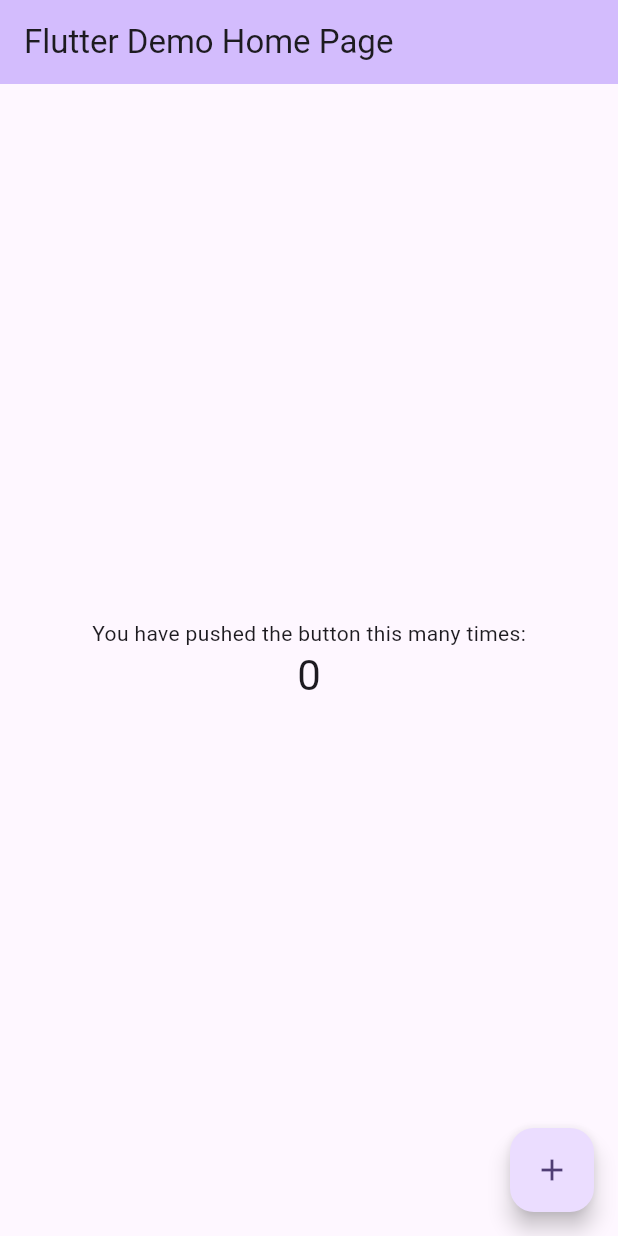
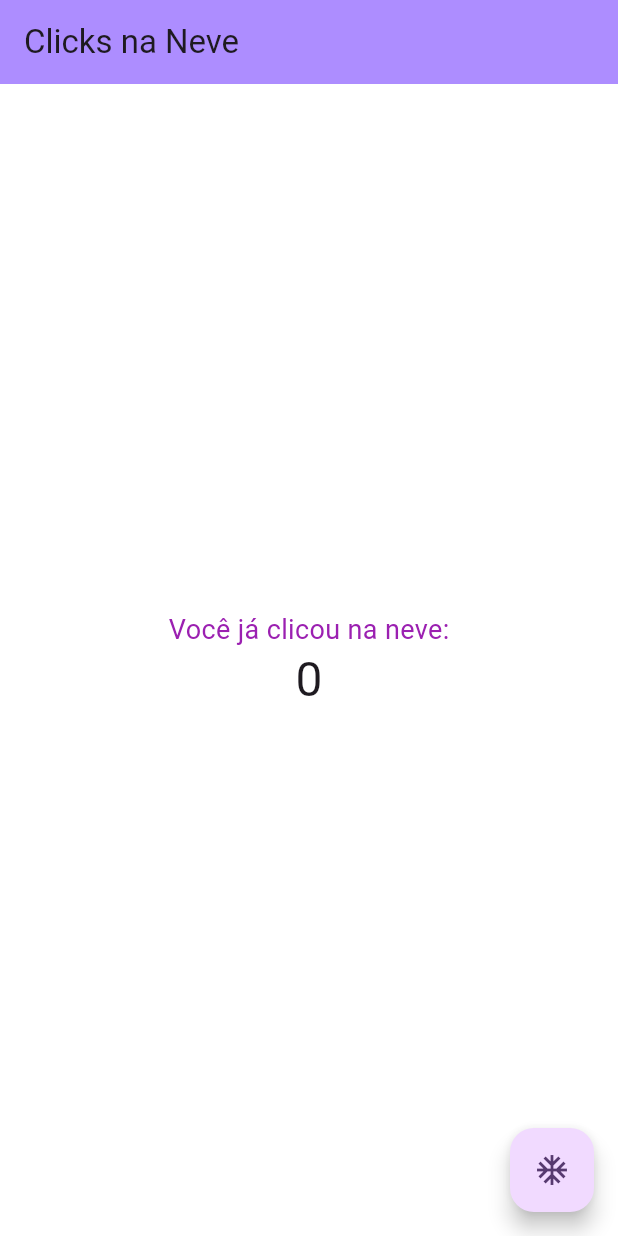
Before and after one commit to isaolvreira/meuappflutter, a Flutter app: the screen it shows after launch, on a phone screen of 412 x 824 dp. Run offline on Flutter 3.47's test engine with Material 2 defaults, Android fonts, the phone set to English and light mode, and no system bars.

Commit message:
Subindo alterações pro repositório

```diff
--- a/lib/main.dart
+++ b/lib/main.dart
@@ -28,10 +28,10 @@ class MyApp extends StatelessWidget {
         //
         // This works for code too, not just values: Most code changes can be
         // tested with just a hot reload.
-        colorScheme: ColorScheme.fromSeed(seedColor: Colors.deepPurple),
+        colorScheme: ColorScheme.fromSeed(seedColor: Color.fromARGB(255, 165, 59, 251)),
         useMaterial3: true,
       ),
-      home: const MyHomePage(title: 'Flutter Demo Home Page'),
+      home: const MyHomePage(title: 'Clicks na Neve'),
     );
   }
 }
@@ -55,6 +55,7 @@ class MyHomePage extends StatefulWidget {
 }
 
 class _MyHomePageState extends State<MyHomePage> {
+  List<String> listaProdutos = [];
   int _counter = 0;
 
   void _incrementCounter() {
@@ -70,26 +71,37 @@ class _MyHomePageState extends State<MyHomePage> {
 
   @override
   Widget build(BuildContext context) {
-    // This method is rerun every time setState is called, for instance as done
+
+
+   // This method is rerun every time setState is called, for instance as done
     // by the _incrementCounter method above.
     //
     // The Flutter framework has been optimized to make rerunning build methods
     // fast, so that you can just rebuild anything that needs updating rather
     // than having to individually change instances of widgets.
     return Scaffold(
+      backgroundColor: Color.fromARGB(255, 255, 255, 255),
+
       appBar: AppBar(
+
+
         // TRY THIS: Try changing the color here to a specific color (to
         // Colors.amber, perhaps?) and trigger a hot reload to see the AppBar
         // change color while the other colors stay the same.
-        backgroundColor: Theme.of(context).colorScheme.inversePrimary,
+        backgroundColor: Color.fromRGBO(173, 141, 255, 1),
         // Here we take the value from the MyHomePage object that was created by
         // the App.build method, and use it to set our appbar title.
         title: Text(widget.title),
+
       ),
       body: Center(
+
+
         // Center is a layout widget. It takes a single child and positions it
         // in the middle of the parent.
         child: Column(
+
+
           // Column is also a layout widget. It takes a list of children and
           // arranges them vertically. By default, it sizes itself to fit its
           // children horizontally, and tries to be as tall as its parent.
@@ -106,11 +118,13 @@ class _MyHomePageState extends State<MyHomePage> {
           mainAxisAlignment: MainAxisAlignment.center,
           children: <Widget>[
             const Text(
-              'You have pushed the button this many times:',
+              'Você já clicou na neve:',
+              style: TextStyle(color: Color.fromARGB(255, 155, 32, 177), fontSize: 18),
+
             ),
             Text(
               '$_counter',
-              style: Theme.of(context).textTheme.headlineMedium,
+              style: Theme.of(context).textTheme.headlineLarge,
             ),
           ],
         ),
@@ -118,7 +132,8 @@ class _MyHomePageState extends State<MyHomePage> {
       floatingActionButton: FloatingActionButton(
         onPressed: _incrementCounter,
         tooltip: 'Increment',
-        child: const Icon(Icons.add),
+        child: const Icon(Icons.ac_unit),
+
       ), // This trailing comma makes auto-formatting nicer for build methods.
     );
   }
```
